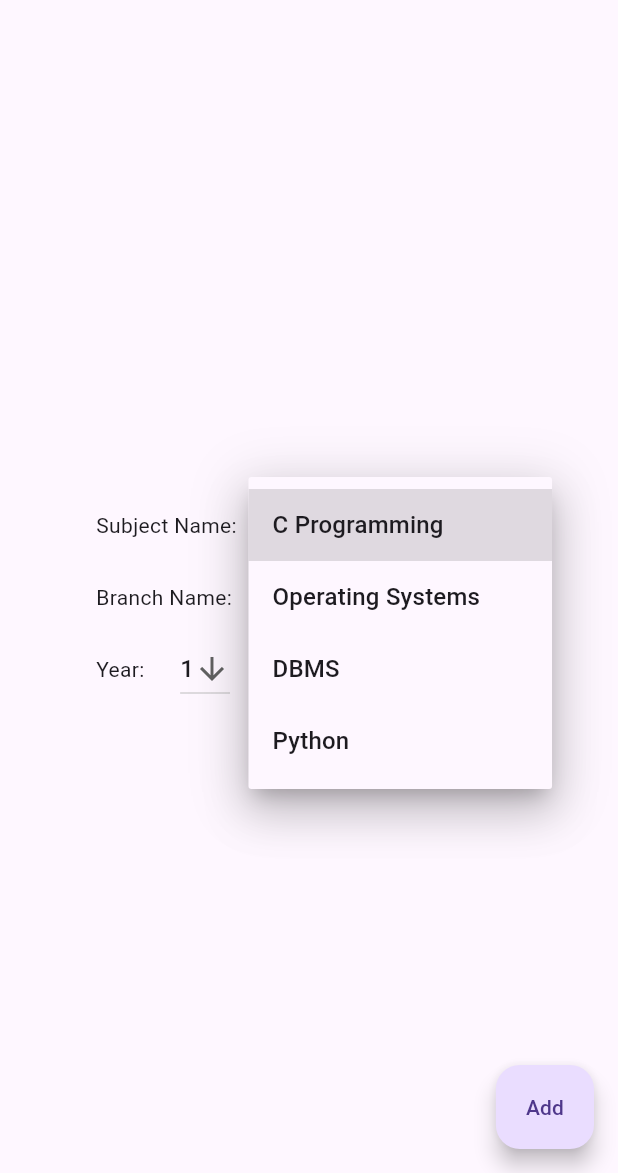
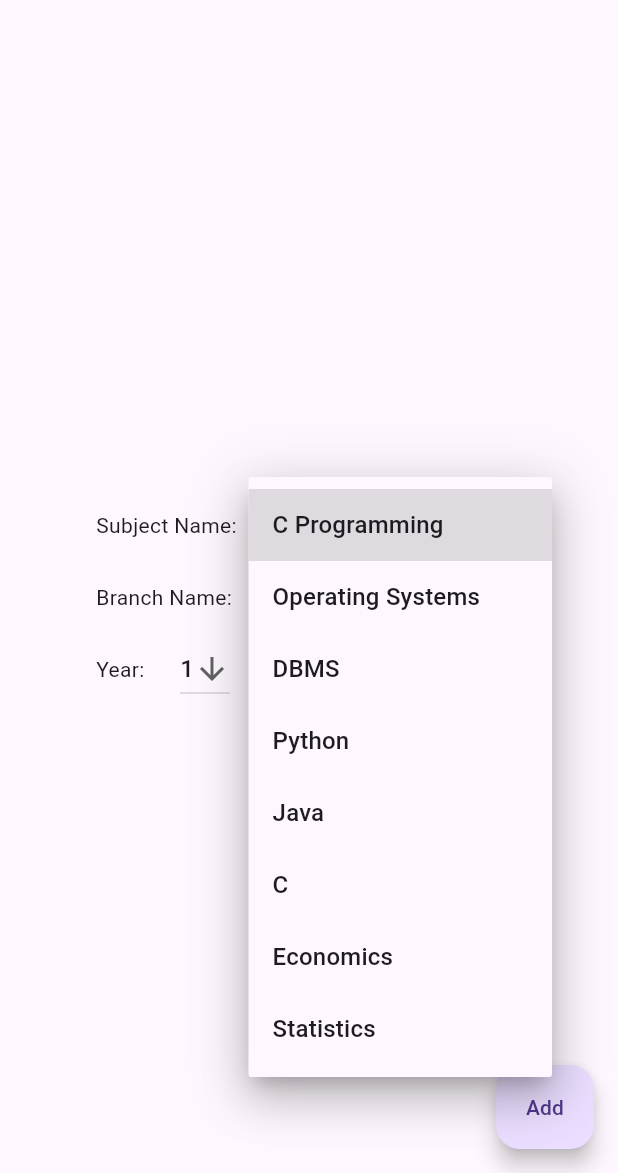
Before and after one commit to RichardsRobinR/attendance_collab, a Flutter app: the AddSubjectDetails screen opened directly, after a tap on "C Programming", on a phone screen of 412 x 824 dp, the part 63-1236 px from its top. Run offline on Flutter 3.47's test engine with Material 2 defaults, Android fonts, the phone set to English and light mode, and no system bars; our stand-ins replace cloud_firestore, firebase_auth, firebase_core; accounts and stored records are empty; network calls fail.

```diff
--- a/lib/modelviewcontroller/modelview.dart
+++ b/lib/modelviewcontroller/modelview.dart
@@ -48,7 +48,11 @@ class DataModelView extends ChangeNotifier {
     'C Programming',
     'Operating Systems',
     'DBMS',
-    'Python'
+    'Python',
+    'Java',
+    'C',
+    'Economics',
+    'Statistics'
   ];
 
   List<String> get subjectList => _subjectList;
```
